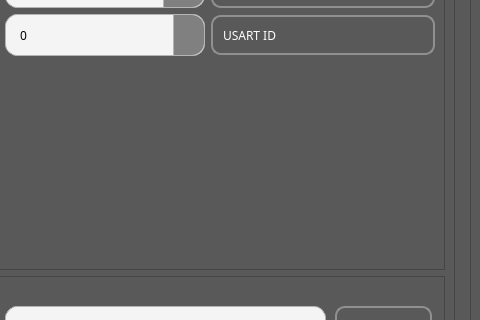
Old version of the form untitled_old.ui in the repository tempa37/ui_app; both pictures show x 578 to 1058 and y 268 to 588 of the 1058 by 859 pixel window.
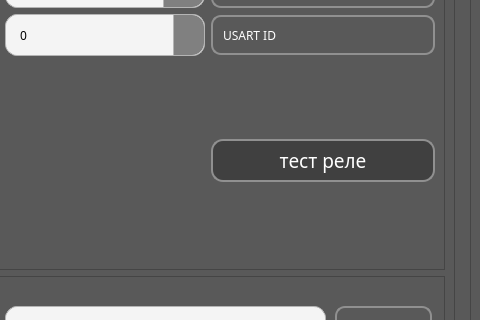
New version of the form. The open tabs and pages were chosen to show the change. Icons and pictures are not drawn.

Diff of the .ui file:
```diff
--- a/untitled_old.ui
+++ b/untitled_old.ui
@@ -1534,6 +1534,19 @@
                    </property>
                   </widget>
                  </item>
+                 <item row="6" column="1">
+                  <widget class="QPushButton" name="pushButton_32">
+                   <property name="font">
+                    <font>
+                     <family>Noto Sans SC</family>
+                     <pointsize>14</pointsize>
+                    </font>
+                   </property>
+                   <property name="text">
+                    <string>тест реле</string>
+                   </property>
+                  </widget>
+                 </item>
                 </layout>
                </widget>
               </item>
```
Left out of the diff: 6 changed lines with no effect on the pictures.
